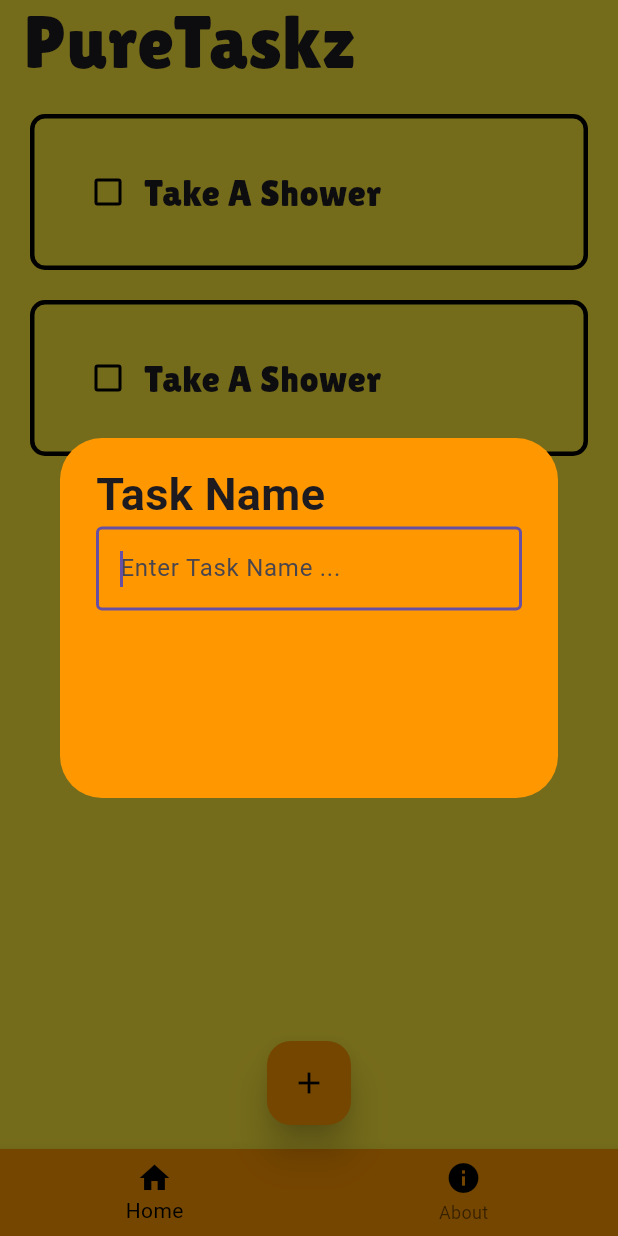
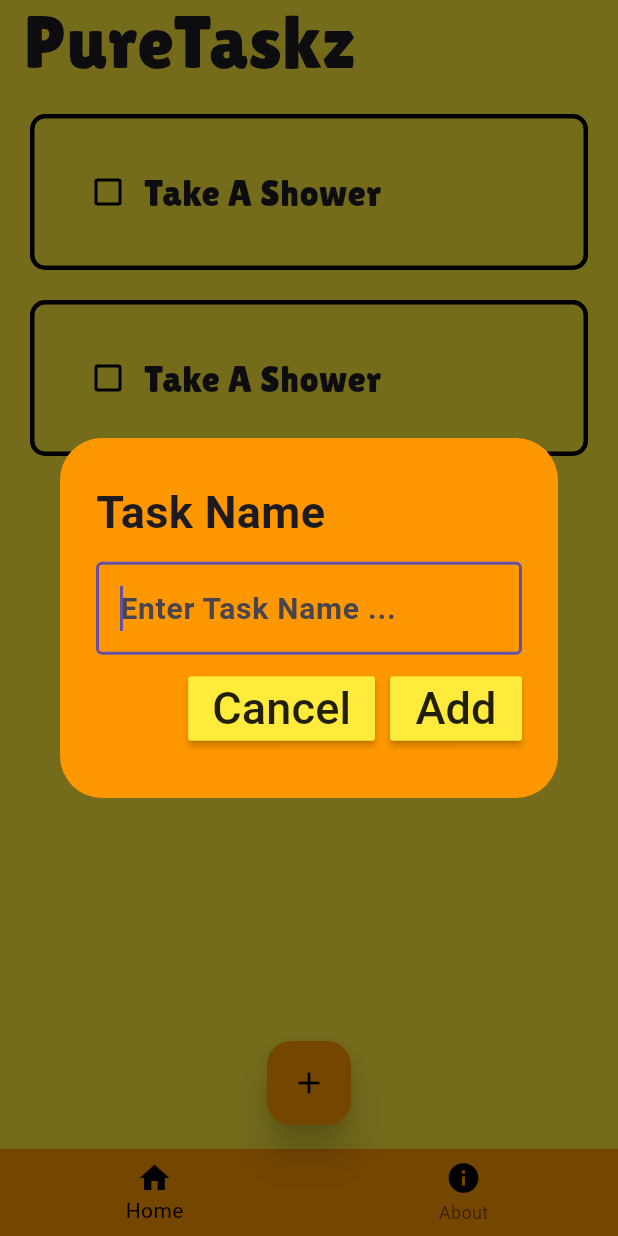
Before and after one commit to jamesdry/PureTaskzAppFlutter, a Flutter app: the screen it shows after launch, after a tap on the "add" icon, on a phone screen of 412 x 824 dp. Run offline on Flutter 3.47's test engine with Material 3 defaults, Android fonts, the phone set to English and light mode, and no system bars; drawn by our look-alikes of flutter_slidable; our stand-ins replace google_fonts.

Commit message:
second progress

```diff
--- a/lib/pages/home_page.dart
+++ b/lib/pages/home_page.dart
@@ -14,6 +14,9 @@ class _HomePageState extends State<HomePage> {
   final style = const TextStyle();
   int _currentIndex = 0;
 
+  // text controller
+  final myTextController = TextEditingController();
+
   // list of to do tasks
   final List toDoList = [
     ["Take A Shower", false],
@@ -27,12 +30,32 @@ class _HomePageState extends State<HomePage> {
     });
   }
 
+  // add task
+  void saveNewTaskz() {
+    setState(() {
+      toDoList.add([myTextController.text, false]);
+      myTextController.clear();
+    });
+    Navigator.of(context).pop();
+  }
+
   // create new task
   void createNewTaskz() {
     showDialog(
         context: context,
         builder: (BuildContext context) {
-          return const DialogBox();
+          return DialogBox(
+            controller: myTextController,
+            onPressAdd: saveNewTaskz,
+            onPressCancel: () => Navigator.of(context).pop(),
+          );
+        });
+  }
+
+  // delete task
+  void deleteTaskz(int index) {
+    setState(() {
+      toDoList.removeAt(index);
     });
   }
 
@@ -60,14 +83,17 @@ class _HomePageState extends State<HomePage> {
           ),
         ),
         floatingActionButtonLocation: FloatingActionButtonLocation.centerFloat,
-        body: ListView.builder(
+        body: Scrollbar(
+          child: ListView.builder(
             itemCount: toDoList.length,
             itemBuilder: (context, index) {
               return ToDoTile(
+                  delete: (context) => deleteTaskz(index),
                   taskName: toDoList[index][0],
                   completedTask: toDoList[index][1],
                   onChanged: (value) => changeCheckbox(value, index));
             },
+          ),
         ),
         bottomNavigationBar: BottomNavigationBar(
           backgroundColor: Colors.orange,
--- a/lib/util/buttons.dart
+++ b/lib/util/buttons.dart
@@ -9,8 +9,9 @@ class TheButtons extends StatelessWidget {
   @override
   Widget build(BuildContext context) {
     return MaterialButton(
-      onPressed: null,
-      child: Text(text),
+      onPressed: onButtonPressed,
+      color: Colors.yellow,
+      child: Text(text, style: const TextStyle(fontSize: 30.0)),
     );
   }
 }
--- a/lib/util/dialog_box.dart
+++ b/lib/util/dialog_box.dart
@@ -1,30 +1,62 @@
 import 'package:flutter/material.dart';
+import 'package:puretaskz_flutter/util/buttons.dart';
 
 class DialogBox extends StatelessWidget {
-  const DialogBox({super.key});
+  final controller;
+  VoidCallback onPressCancel;
+  VoidCallback onPressAdd;
+
+  DialogBox({
+    super.key,
+    required this.controller,
+    required this.onPressCancel,
+    required this.onPressAdd,
+  });
 
   @override
   Widget build(BuildContext context) {
-    return const AlertDialog(
+    return AlertDialog(
       backgroundColor: Colors.orange,
       content: SizedBox(
         height: 200,
         width: 300,
         child: Column(
+          mainAxisAlignment: MainAxisAlignment.spaceEvenly,
           crossAxisAlignment: CrossAxisAlignment.start,
           children: [
-            Text(
+            const Text(
               "Task Name",
               style: TextStyle(fontSize: 30.0, fontWeight: FontWeight.bold),
             ),
             TextField(
+              controller: controller,
+              style:
+                  const TextStyle(fontSize: 20.0, fontWeight: FontWeight.bold),
               autofocus: true,
-              decoration: InputDecoration(
+              decoration: const InputDecoration(
                   border: OutlineInputBorder(),
                   hintText: 'Enter Task Name ...'),
-            )
+            ),
 
             // add and cancel button
+            Row(
+              mainAxisAlignment: MainAxisAlignment.end,
+              children: [
+                // cancel button
+                TheButtons(
+                  text: 'Cancel',
+                  onButtonPressed: onPressCancel,
+                ),
+
+                const SizedBox(width: 10.0),
+
+                // add button
+                TheButtons(
+                  text: 'Add',
+                  onButtonPressed: onPressAdd,
+                )
+              ],
+            )
           ],
         ),
       ),
--- a/lib/util/todo_tile.dart
+++ b/lib/util/todo_tile.dart
@@ -1,4 +1,5 @@
 import 'package:flutter/material.dart';
+import 'package:flutter_slidable/flutter_slidable.dart';
 import 'package:google_fonts/google_fonts.dart';
 
 // ignore: must_be_immutable
@@ -6,12 +7,14 @@ class ToDoTile extends StatelessWidget {
   final String taskName;
   final bool completedTask;
   Function(bool?)? onChanged;
+  Function(BuildContext)? delete;
 
   ToDoTile({
     super.key,
     required this.taskName,
     required this.completedTask,
     required this.onChanged,
+    required this.delete,
   });
 
   @override
@@ -19,6 +22,20 @@ class ToDoTile extends StatelessWidget {
     return Padding(
       padding: const EdgeInsets.only(
           top: 20.0, left: 20.0, right: 20.0, bottom: 0.0),
+      child: Slidable(
+        // drag from left or right?
+        endActionPane: ActionPane(
+          motion: const StretchMotion(),
+          children: [
+            SlidableAction(
+              onPressed: delete,
+              icon: Icons.delete,
+              backgroundColor: Colors.red,
+              borderRadius: BorderRadius.circular(12),
+            )
+          ],
+        ),
+
         child: Container(
           padding: const EdgeInsets.all(25.0),
           decoration: BoxDecoration(
@@ -55,6 +72,7 @@ class ToDoTile extends StatelessWidget {
             ],
           ),
         ),
+      ),
     );
   }
 }
--- a/pubspec.yaml
+++ b/pubspec.yaml
@@ -36,6 +36,7 @@ dependencies:
   cupertino_icons: ^1.0.2
   google_fonts: ^6.1.0
   flutter_native_splash: ^2.3.8
+  flutter_slidable: ^3.0.1
 
 flutter_native_splash:
   ios: true
```
Also changed, not shown: pubspec.lock. Lines whose indentation alone changed are shown as unchanged.
